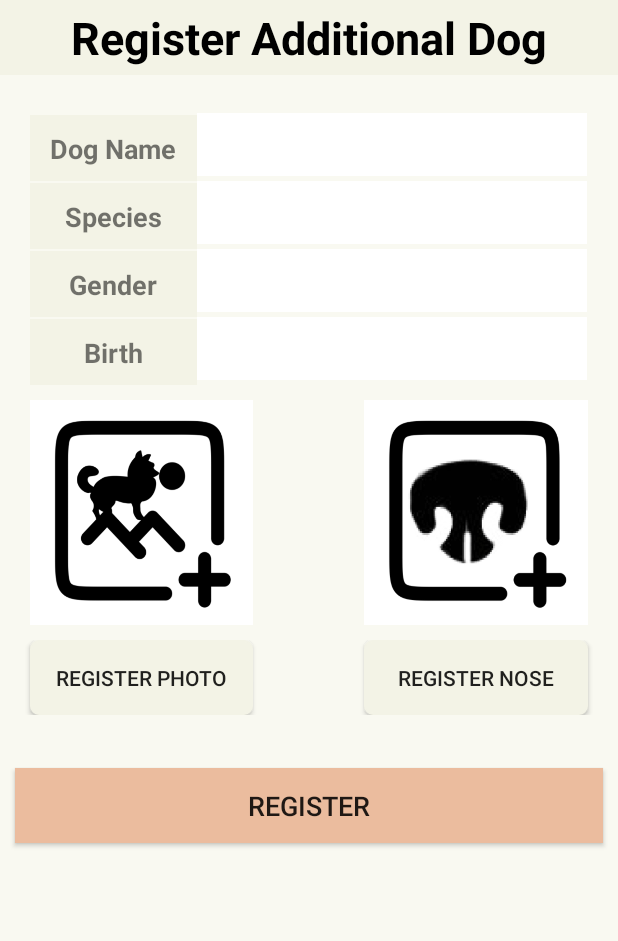
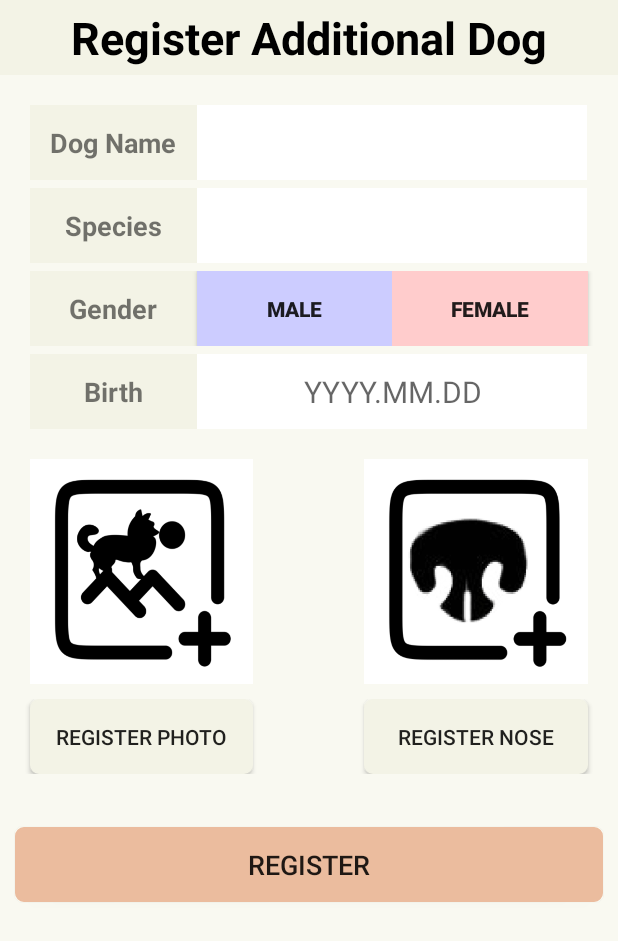
Before and after one commit to GrozaTeam/Rumypet, an Android app: the RegisterAdditionalDogActivity screen opened directly, with no data from a screen before it, on a phone screen of 412 x 824 dp. Shown: the top 941 px of the screen. Run offline under Robolectric (Android 15) with nearby library versions, the phone set to English and light mode, and no system bars; libraries missing offline, so code that uses them is left out: retrofit2.adapter.rxjava, rx.android.schedulers, rx.schedulers, rx.subscriptions; 1 statement that could not run was skipped.

Commit message:
develop detail android function

```diff
--- a/Android/dognose/app/src/main/java/dognose/cd_dog/RegisterAdditionalDogActivity.java
+++ b/Android/dognose/app/src/main/java/dognose/cd_dog/RegisterAdditionalDogActivity.java
@@ -1,5 +1,6 @@
 package dognose.cd_dog;
 
+import android.app.DatePickerDialog;
 import android.content.DialogInterface;
 import android.content.Intent;
 import android.content.SharedPreferences;
@@ -15,14 +16,19 @@ import android.text.TextWatcher;
 import android.util.Log;
 import android.view.View;
 import android.widget.Button;
+import android.widget.DatePicker;
 import android.widget.EditText;
 import android.widget.ImageView;
+import android.widget.TextView;
 import android.widget.Toast;
 
 import com.google.gson.Gson;
 import com.google.gson.GsonBuilder;
 
+import org.w3c.dom.Text;
+
 import java.io.IOException;
+import java.util.Calendar;
 import java.util.Random;
 
 import dognose.cd_dog.model.Dog;
@@ -42,11 +48,16 @@ public class RegisterAdditionalDogActivity extends AppCompatActivity {
     private static final int PICK_FROM_CAMERA = 0;
     private static final int PICK_FROM_ALBUM = 1;
     private static final int CROP_FROM_IMAGE = 2;
-    private Uri mImageCaptureUri;
-    private String absolutePath;
+    private static final int colorMaleLight = 0XFFCCCCFF;
+    private static final int colorMaleDark = 0XFF5555FF;
+    private static final int colorFemaleLight =  0XFFFFCCCC;
+    private static final int colorFemaleDark = 0XFFFF5555;
 
-    private EditText etDogName, etSpecies, etGender, etBirth;
-    private Button btnRegister, btnPhoto, btnPhotoNose;
+
+
+    private EditText etDogName, etSpecies;
+    private TextView tvBirth;
+    private Button btnRegister, btnPhoto, btnPhotoNose, btnGenderMale, btnGenderFemale;
     // For database
     private String dogName="", species="", gender="", birth="";
     private ImageView imgDog, imgDogNose;
@@ -63,7 +74,6 @@ public class RegisterAdditionalDogActivity extends AppCompatActivity {
         Intent intent = getIntent();
         ownerId = intent.getStringExtra("id");
         ownerName = intent.getStringExtra("name");
-
         mSubscriptions = new CompositeSubscription();
 
         bindingView();
@@ -113,7 +123,6 @@ public class RegisterAdditionalDogActivity extends AppCompatActivity {
 
     public void doTakeAlbumAction(){
 
-
         Intent intent = new Intent(Intent.ACTION_PICK);
         intent.setType(MediaStore.Images.Media.CONTENT_TYPE);
         intent.setData(MediaStore.Images.Media.EXTERNAL_CONTENT_URI);
@@ -125,19 +134,19 @@ public class RegisterAdditionalDogActivity extends AppCompatActivity {
     private boolean checkjoin() {
 
         if (dogName.equals("")) {
-            Toast.makeText(RegisterAdditionalDogActivity.this, "Input Name", Toast.LENGTH_SHORT).show();
+            Toast.makeText(RegisterAdditionalDogActivity.this, "Enter Dog Name", Toast.LENGTH_SHORT).show();
             return false;
         }
         else if (species.equals("")){
-            Toast.makeText(RegisterAdditionalDogActivity.this, "Input Species", Toast.LENGTH_SHORT).show();
+            Toast.makeText(RegisterAdditionalDogActivity.this, "Enter Species", Toast.LENGTH_SHORT).show();
             return false;
         }
         else if (gender.equals("")){
-            Toast.makeText(RegisterAdditionalDogActivity.this, "Input Gender", Toast.LENGTH_SHORT).show();
+            Toast.makeText(RegisterAdditionalDogActivity.this, "Choose Gender", Toast.LENGTH_SHORT).show();
             return false;
         }
         else if (birth.equals("")){
-            Toast.makeText(RegisterAdditionalDogActivity.this, "Input Birth", Toast.LENGTH_SHORT).show();
+            Toast.makeText(RegisterAdditionalDogActivity.this, "Enter Birth", Toast.LENGTH_SHORT).show();
             return false;
         }
 
@@ -145,7 +154,6 @@ public class RegisterAdditionalDogActivity extends AppCompatActivity {
             return true;
         }
     }
-
 
     Button.OnClickListener listener = new Button.OnClickListener() {
 
@@ -155,11 +163,9 @@ public class RegisterAdditionalDogActivity extends AppCompatActivity {
                 case R.id.btn_register:
 
                     if (checkjoin()) {
-                        DBHelper dbHelper = new DBHelper(getApplicationContext(), "RumyPet.db", null, 1);
-                        dbHelper.insertDog(ownerId, dogName, species, gender, birth);
                         String dogId = getRandomString(8);
+
                         Dog dogdb = new Dog();
-
                         dogdb.setDogId(dogId);
                         dogdb.setOwnerId(ownerId);
                         dogdb.setName(dogName);
@@ -220,12 +226,65 @@ public class RegisterAdditionalDogActivity extends AppCompatActivity {
                     startActivityForResult(intentNosePhoto2,1);
                     break;
 
+                case R.id.btn_gender_male:
+                    gender = "Male";
+
+                    btnGenderMale.setBackgroundColor(colorMaleDark);
+                    btnGenderFemale.setBackgroundColor(colorFemaleLight);
+
+                    break;
+
+                case R.id.btn_gender_female:
+                    gender = "Female";
+
+                    btnGenderMale.setBackgroundColor(colorMaleLight);
+                    btnGenderFemale.setBackgroundColor(colorFemaleDark);
+                    break;
+
+                case R.id.tv_birth:
+                    Log.d("PaengTest", "hi");
+                    Calendar calendarStart = Calendar.getInstance();
+                    int todayYear = calendarStart.get(Calendar.YEAR);
+                    int todayMonth = calendarStart.get(Calendar.MONTH);
+                    int todayDay = calendarStart.get(Calendar.DAY_OF_MONTH);
+
+                    DatePickerDialog dialog = new DatePickerDialog(RegisterAdditionalDogActivity.this, datePickListener, todayYear, todayMonth, todayDay);
+                    dialog.show();
+
+
+
+                    break;
+
                 default:
                     break;
             }
         }
     };
 
+    private DatePickerDialog.OnDateSetListener datePickListener = new DatePickerDialog.OnDateSetListener() {
+
+        @Override
+
+        public void onDateSet(DatePicker view, int year, int monthOfYear, int dayOfMonth) {
+            monthOfYear++;
+            String stringYear, stringMonth, stringDay;
+            stringYear = Integer.toString(year);
+
+            if (monthOfYear>0 && monthOfYear<10){
+                stringMonth = "0" + Integer.toString(monthOfYear);
+            }else{
+                stringMonth = Integer.toString(monthOfYear);
+            }
+            if (dayOfMonth>0 && dayOfMonth<10){
+                stringDay = "0" + Integer.toString(dayOfMonth);
+            }else{
+                stringDay = Integer.toString(dayOfMonth);
+            }
+
+            birth = stringYear+stringMonth+stringDay;
+            tvBirth.setText(stringYear+"."+stringMonth+"."+stringDay);
+        }
+    };
 
     private void registerProgress(Dog dogdb) {
 
@@ -267,7 +326,6 @@ public class RegisterAdditionalDogActivity extends AppCompatActivity {
         Toast.makeText(RegisterAdditionalDogActivity.this, message, Toast.LENGTH_SHORT).show();
     }
 
-
     private void textChangedListener(final EditText etInput){
         etInput.addTextChangedListener(new TextWatcher() {
             @Override
@@ -284,12 +342,6 @@ public class RegisterAdditionalDogActivity extends AppCompatActivity {
                     case R.id.et_species:
                         species = s.toString();
                         break;
-                    case R.id.et_gender:
-                        gender = s.toString();
-                        break;
-                    case R.id.et_birth:
-                        birth = s.toString();
-                        break;
                     default:
                         break;
                 }
@@ -305,28 +357,33 @@ public class RegisterAdditionalDogActivity extends AppCompatActivity {
     public void bindingView() {
         etDogName = (EditText) findViewById(R.id.et_dogname);
         etSpecies = (EditText) findViewById(R.id.et_species);
-        etGender = (EditText) findViewById(R.id.et_gender);
-        etBirth = (EditText) findViewById(R.id.et_birth);
+        tvBirth = (TextView) findViewById(R.id.tv_birth);
         btnRegister = (Button) findViewById(R.id.btn_register);
         btnPhoto = (Button) findViewById(R.id.btn_photo);
         btnPhotoNose = (Button) findViewById(R.id.btn_photo_nose);
+        btnGenderMale = (Button) findViewById(R.id.btn_gender_male);
+        btnGenderFemale = (Button) findViewById(R.id.btn_gender_female);
 
         btnRegister.setOnClickListener(listener);
         btnPhoto.setOnClickListener(listener);
         btnPhotoNose.setOnClickListener(listener);
+
+        btnGenderMale.setOnClickListener(listener);
+        btnGenderFemale.setOnClickListener(listener);
 
         imgDog = (ImageView) findViewById(R.id.img_photo);
         imgDogNose = (ImageView) findViewById(R.id.img_photo_nose);
 
         textChangedListener(etDogName);
         textChangedListener(etSpecies);
-        textChangedListener(etGender);
-        textChangedListener(etBirth);
+
+        tvBirth.setOnClickListener(listener);
+
+
 
     }
 
-    private static String getRandomString(int length)
-    {
+    private static String getRandomString(int length) {
         StringBuffer buffer = new StringBuffer();
         Random random = new Random();
 
--- a/Android/dognose/app/src/main/res/layout/layout_register_additional.xml
+++ b/Android/dognose/app/src/main/res/layout/layout_register_additional.xml
@@ -27,8 +27,7 @@
 
         <ScrollView
             android:layout_width="match_parent"
-            android:layout_height="0dp"
-            android:layout_weight="0.9"
+            android:layout_height="match_parent"
             >
 
             <LinearLayout
@@ -37,31 +36,22 @@
                 android:orientation="vertical"
                 android:background="#F9F9F1">
 
-                <!-- empty -->
-                <LinearLayout
-                    android:layout_width="match_parent"
-                    android:layout_height="25dp"
-                    android:orientation="horizontal">
-
-                </LinearLayout>
-
                 <!-- Dog Name -->
                 <LinearLayout
                     android:layout_width="match_parent"
-                    android:layout_height="0dp"
-                    android:layout_weight="0.1"
-                    android:orientation="horizontal">
+                    android:layout_height="50dp"
+                    android:layout_marginTop="20dp"
+                    android:orientation="horizontal"
+                    android:layout_marginBottom="5dp">
 
                     <TextView
                         android:focusable="false"
                         android:layout_width="0dp"
-                        android:layout_height="45dp"
+                        android:layout_height="match_parent"
                         android:layout_marginLeft="20dp"
                         android:layout_weight="0.3"
                         android:background="@color/colorMainDark"
-                        android:ems="10"
                         android:gravity="center"
-                        android:inputType="textPersonName"
                         android:text="Dog Name"
                         android:textSize="18sp"
                         android:textStyle="bold" />
@@ -69,27 +59,27 @@
                     <EditText
                         android:id="@+id/et_dogname"
                         android:layout_width="0dp"
-                        android:layout_height="42dp"
+                        android:layout_height="match_parent"
                         android:layout_weight="0.7"
                         android:layout_marginRight="20dp"
 
                         android:background="@android:color/background_light"
                         android:gravity="center_vertical|center"
-                        android:textSize="25sp" />
+                        android:textSize="20dp" />
 
                 </LinearLayout>
 
                 <!-- Species -->
                 <LinearLayout
                     android:layout_width="match_parent"
-                    android:layout_height="0dp"
-                    android:layout_weight="0.1"
+                    android:layout_height="50dp"
+                    android:layout_marginBottom="5dp"
                     android:orientation="horizontal">
 
                     <TextView
                         android:focusable="false"
                         android:layout_width="0dp"
-                        android:layout_height="45dp"
+                        android:layout_height="match_parent"
                         android:layout_marginLeft="20dp"
                         android:layout_weight="0.3"
                         android:background="@color/colorMainDark"
@@ -103,27 +93,27 @@
                     <EditText
                         android:id="@+id/et_species"
                         android:layout_width="0dp"
-                        android:layout_height="42dp"
+                        android:layout_height="match_parent"
                         android:layout_weight="0.7"
                         android:layout_marginRight="20dp"
 
                         android:background="@android:color/background_light"
                         android:gravity="center_vertical|center"
-                        android:textSize="25sp" />
+                        android:textSize="20dp" />
 
                 </LinearLayout>
 
                 <!-- Gender -->
                 <LinearLayout
                     android:layout_width="match_parent"
-                    android:layout_height="0dp"
-                    android:layout_weight="0.1"
-                    android:orientation="horizontal">
+                    android:layout_height="50dp"
+                    android:orientation="horizontal"
+                    android:layout_marginBottom="5dp">
 
                     <TextView
                         android:focusable="false"
                         android:layout_width="0dp"
-                        android:layout_height="45dp"
+                        android:layout_height="match_parent"
                         android:layout_marginLeft="20dp"
                         android:layout_weight="0.3"
                         android:background="@color/colorMainDark"
@@ -134,30 +124,42 @@
                         android:textSize="18sp"
                         android:textStyle="bold" />
 
-                    <EditText
-                        android:id="@+id/et_gender"
+                    <Button
+                        android:id="@+id/btn_gender_male"
                         android:layout_width="0dp"
-                        android:layout_height="42dp"
-                        android:layout_weight="0.7"
+                        android:layout_height="match_parent"
+                        android:layout_weight="0.35"
+                        android:text="Male"
+                        android:textStyle="bold"
+                        android:background="#ccccff"
+
+                        />
+                    <Button
+                        android:id="@+id/btn_gender_female"
+                        android:layout_width="0dp"
+                        android:layout_height="match_parent"
+                        android:layout_weight="0.35"
                         android:layout_marginRight="20dp"
 
-                        android:background="@android:color/background_light"
-                        android:gravity="center_vertical|center"
-                        android:textSize="25sp" />
+                        android:text="Female"
+                        android:textStyle="bold"
+                        android:background="#ffcccc"
+
+                        />
 
                 </LinearLayout>
 
                 <!-- Birth -->
                 <LinearLayout
                     android:layout_width="match_parent"
-                    android:layout_height="0dp"
-                    android:layout_weight="0.1"
-                    android:orientation="horizontal">
+                    android:layout_height="50dp"
+                    android:orientation="horizontal"
+                    android:layout_marginBottom="20dp">
 
                     <TextView
                         android:focusable="false"
                         android:layout_width="0dp"
-                        android:layout_height="45dp"
+                        android:layout_height="match_parent"
                         android:layout_marginLeft="20dp"
                         android:layout_weight="0.3"
                         android:background="@color/colorMainDark"
@@ -168,24 +170,20 @@
                         android:textSize="18sp"
                         android:textStyle="bold" />
 
-                    <EditText
-                        android:id="@+id/et_birth"
+                    <TextView
+
+                        android:focusable="false"
+                        android:id="@+id/tv_birth"
                         android:layout_width="0dp"
-                        android:layout_height="42dp"
+                        android:layout_height="match_parent"
                         android:layout_weight="0.7"
                         android:layout_marginRight="20dp"
+                        android:hint="YYYY.MM.DD"
+
 
                         android:background="@android:color/background_light"
                         android:gravity="center_vertical|center"
-                        android:textSize="25sp" />
-
-                </LinearLayout>
-
-                <!-- empty -->
-                <LinearLayout
-                    android:layout_width="match_parent"
-                    android:layout_height="10dp"
-                    android:orientation="horizontal">
+                        android:textSize="20dp" />
 
                 </LinearLayout>
 
@@ -302,7 +300,7 @@
                     android:layout_marginRight="10dp"
                     android:layout_marginLeft="10dp"
                     android:text="REGISTER"
-                    android:background="@color/colorMainButton"
+                    android:background="@drawable/bg_roundcorner_button"
                     android:textSize="18sp" />
 f
             </LinearLayout>
```
Also changed, not shown: Android/dognose/app/src/main/java/dognose/cd_dog/InformationDogListActivity.java (+16 -6 lines), Android/dognose/app/src/main/java/dognose/cd_dog/InformationDogListDetail.java (+54 -4 lines), Android/dognose/app/src/main/java/dognose/cd_dog/Main.java (+26 -4 lines), Android/dognose/app/src/main/java/dognose/cd_dog/RegisterActivity.java (+14 -11 lines), Android/dognose/app/src/main/res/layout/information_dog_detail.xml (+0 -24 lines).
